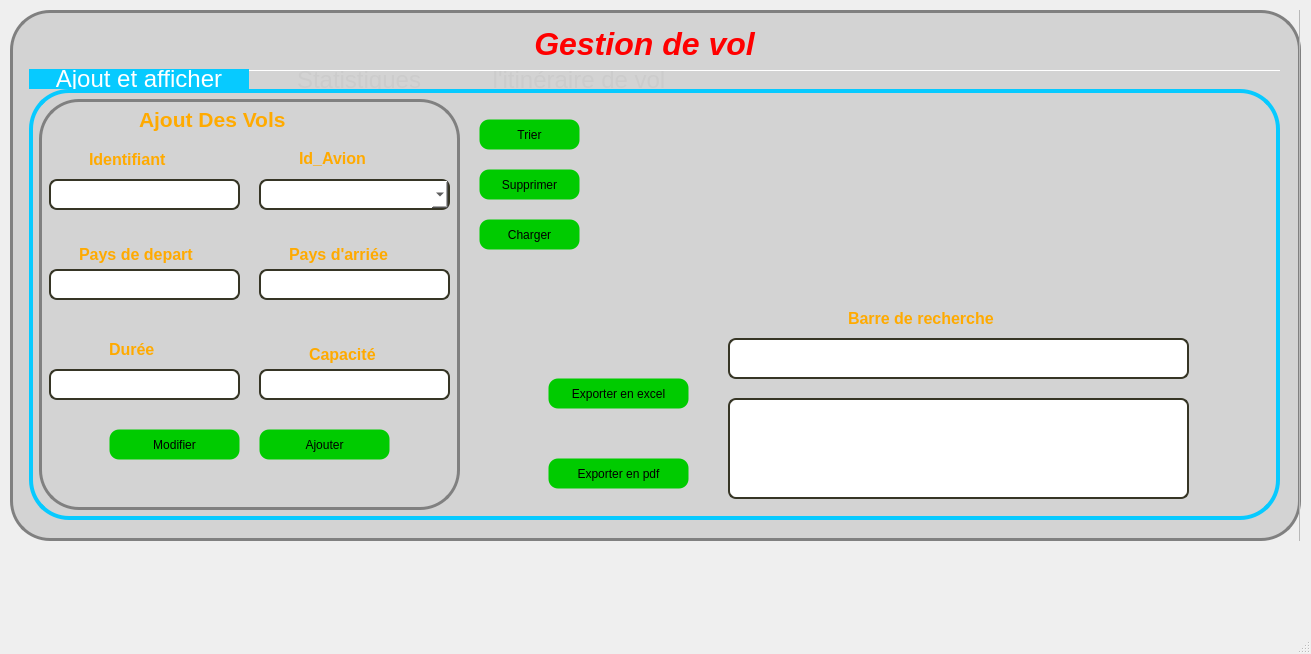
Old version of the form SmartSky/mainwindow.ui in the repository LordNull3/Project_CPP.
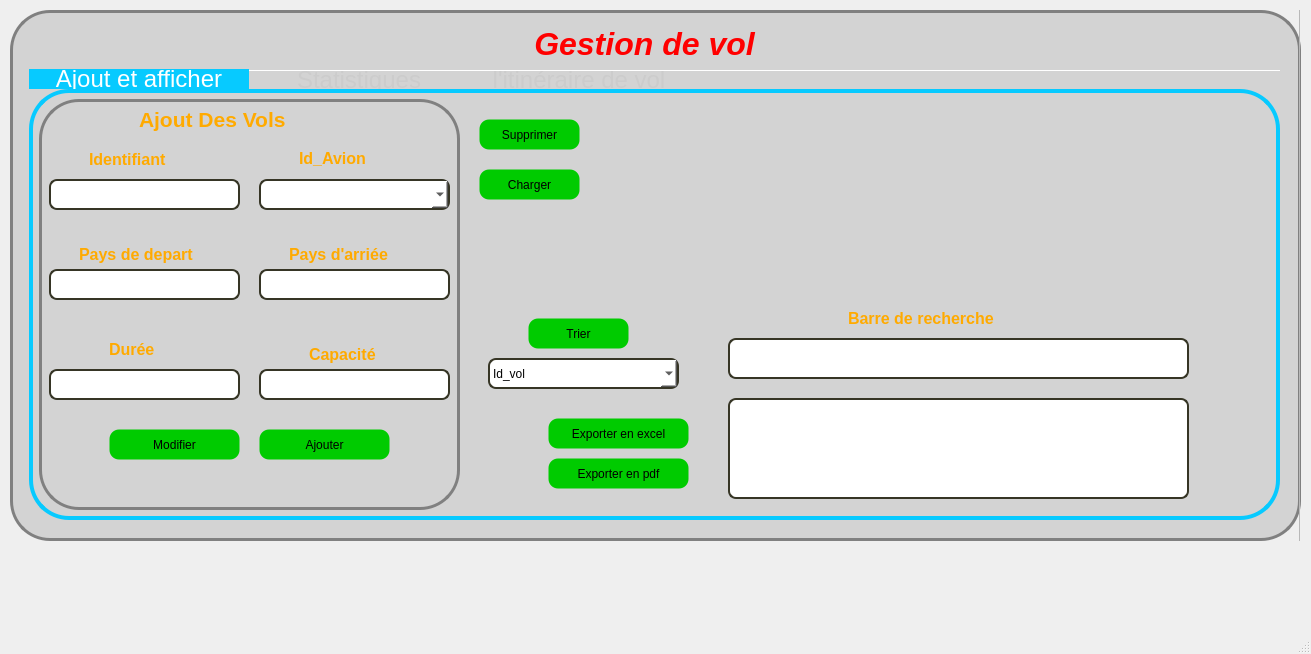
New version of the form. Icons and pictures are not drawn.

Commit message: tri on 3 levels with combo box added

```diff
--- a/SmartSky/mainwindow.ui
+++ b/SmartSky/mainwindow.ui
@@ -618,7 +618,7 @@
           <property name="geometry">
            <rect>
             <x>80</x>
-            <y>80</y>
+            <y>120</y>
             <width>141</width>
             <height>31</height>
            </rect>
@@ -693,6 +693,77 @@
 background-color : white;</string>
           </property>
          </widget>
+         <widget class="QPushButton" name="tri_vol_button">
+          <property name="geometry">
+           <rect>
+            <x>60</x>
+            <y>20</y>
+            <width>101</width>
+            <height>31</height>
+           </rect>
+          </property>
+          <property name="styleSheet">
+           <string notr="true">#tri_vol_button{
+background-color: rgb(0, 203, 0);
+border-width: 1px;
+border-color: none;
+border-style: solid;
+border-radius: 10px;
+}
+
+QPushButton:hover {
+	background-color: rgb(255, 140, 0);
+font: 75 9pt &quot;Comic Sans MS&quot;;
+color: rgb(0, 0, 0);
+border-radius:10px;
+}
+QPushButton:pressed {
+	background-color: rgb(255, 179, 0);
+font: 75 9pt &quot;Comic Sans MS&quot;;
+color: rgb(0, 0, 0);
+border-radius:10px;
+}</string>
+          </property>
+          <property name="text">
+           <string>Trier</string>
+          </property>
+         </widget>
+         <widget class="QComboBox" name="Tri_CB">
+          <property name="geometry">
+           <rect>
+            <x>20</x>
+            <y>60</y>
+            <width>191</width>
+            <height>31</height>
+           </rect>
+          </property>
+          <property name="styleSheet">
+           <string notr="true">border : 2px solid #363525;
+border-style: solid;
+border-radius: 8px;
+background-color : white;</string>
+          </property>
+          <item>
+           <property name="text">
+            <string>Id_vol</string>
+           </property>
+          </item>
+          <item>
+           <property name="text">
+            <string>Pays de depart</string>
+           </property>
+          </item>
+          <item>
+           <property name="text">
+            <string>Pays d'arrivée</string>
+           </property>
+          </item>
+          <item>
+           <property name="text">
+            <string>Durée</string>
+           </property>
+          </item>
+         </widget>
         </widget>
         <widget class="QLabel" name="label_11">
          <property name="enabled">
@@ -701,7 +772,7 @@
          <property name="geometry">
           <rect>
            <x>440</x>
-           <y>160</y>
+           <y>110</y>
            <width>131</width>
            <height>121</height>
           </rect>
@@ -716,41 +787,6 @@
           <bool>true</bool>
          </property>
         </widget>
-        <widget class="QPushButton" name="tri_vol_button">
-         <property name="geometry">
-          <rect>
-           <x>450</x>
-           <y>30</y>
-           <width>101</width>
-           <height>31</height>
-          </rect>
-         </property>
-         <property name="styleSheet">
-          <string notr="true">#tri_vol_button{
-background-color: rgb(0, 203, 0);
-border-width: 1px;
-border-color: none;
-border-style: solid;
-border-radius: 10px;
-}
-
-QPushButton:hover {
-	background-color: rgb(255, 140, 0);
-font: 75 9pt &quot;Comic Sans MS&quot;;
-color: rgb(0, 0, 0);
-border-radius:10px;
-}
-QPushButton:pressed {
-	background-color: rgb(255, 179, 0);
-font: 75 9pt &quot;Comic Sans MS&quot;;
-color: rgb(0, 0, 0);
-border-radius:10px;
-}</string>
-         </property>
-         <property name="text">
-          <string>Trier</string>
-         </property>
-        </widget>
         <widget class="QTableView" name="ShowV">
          <property name="geometry">
           <rect>
@@ -765,7 +801,7 @@
          <property name="geometry">
           <rect>
            <x>450</x>
-           <y>80</y>
+           <y>30</y>
            <width>101</width>
            <height>31</height>
           </rect>
@@ -799,7 +835,7 @@
          <property name="geometry">
           <rect>
            <x>450</x>
-           <y>130</y>
+           <y>80</y>
            <width>101</width>
            <height>31</height>
           </rect>
```
The commit also changes 4 other files.
